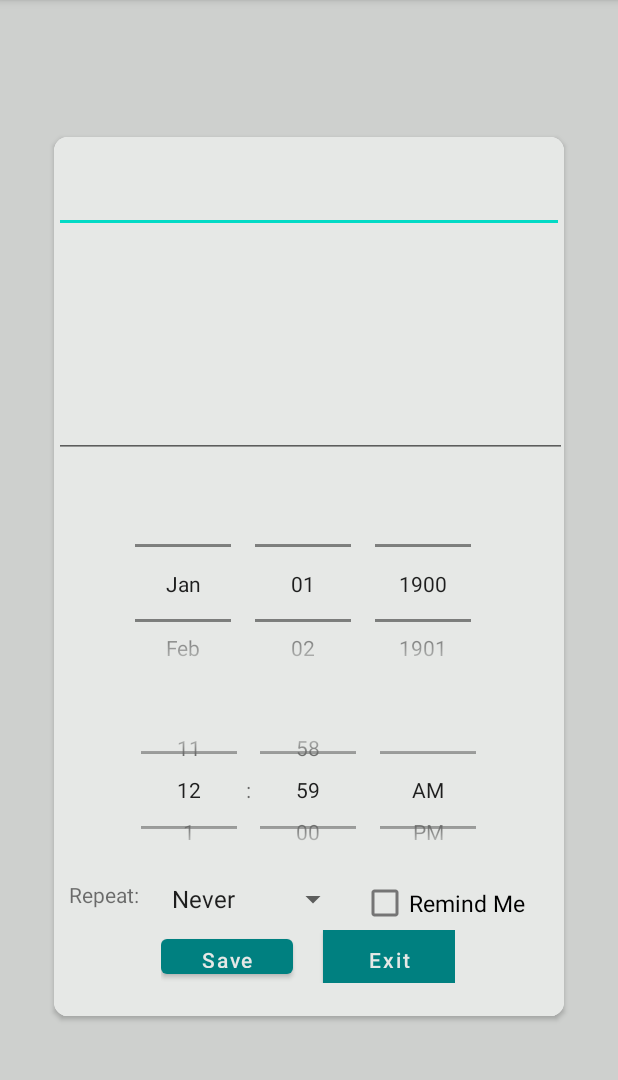
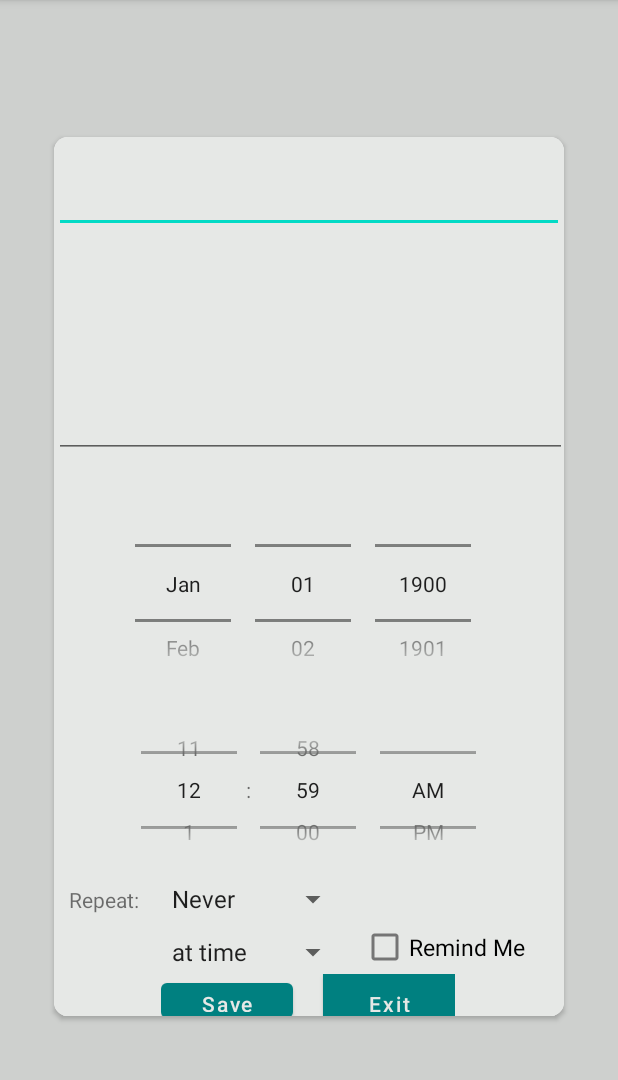
Before and after one commit to halishaah/COMP-380-L-Introduction-to-Software-Engineering, an Android app: the UpdateTodo screen opened directly, with no data from a screen before it, on a phone screen of 412 x 824 dp, the part 84-1164 px from its top. Run offline under Robolectric (Android 15) with nearby library versions, the phone set to English and light mode, and no system bars; 7 statements that could not run were skipped.

Commit message:
reminder before

```diff
--- a/app/src/main/java/com/example/todoapp/UpdateTodo.java
+++ b/app/src/main/java/com/example/todoapp/UpdateTodo.java
@@ -62,6 +62,13 @@ public class UpdateTodo extends AppCompatActivity {
         repeatSpinner.setAdapter(adapterRepeat);
 
 
+        //populates the spinner for reminder
+        Spinner reminderSpinner = findViewById(R.id.spinner2);
+        ArrayAdapter<CharSequence> adapterReminder = ArrayAdapter.createFromResource(this,R.array.reminder, android.R.layout.simple_spinner_item);
+        adapterReminder.setDropDownViewResource(android.R.layout.simple_spinner_dropdown_item);
+        reminderSpinner.setAdapter(adapterReminder);
+
+
         update_datePicker=findViewById(R.id.datePicker);
         btnExit = findViewById(R.id.btn_exit);
         btnSave = findViewById(R.id.btn_save);
@@ -87,6 +94,8 @@ public class UpdateTodo extends AppCompatActivity {
                 String desc = todo.getDescription();
                 String repeatSpinnerValue = repeatSpinner.getSelectedItem().toString();
 
+                String reminderSpinnerValue = reminderSpinner.getSelectedItem().toString();
+
                 //set calendar object to selected date and time
                 Calendar cUpdate = Calendar.getInstance();
                 cUpdate.set(Calendar.MONTH,update_datePicker.getMonth());
@@ -103,6 +112,21 @@ public class UpdateTodo extends AppCompatActivity {
                 if ((todo.checkTitle(title)==1) && (todo.checkDescription(desc)==1)) {
                     if (new Todo_Util(UpdateTodo.this).updateTodo(todo)) {
                         Toast.makeText(UpdateTodo.this, "Todo Updated", Toast.LENGTH_SHORT).show();
+
+                        //for 15 min, 30 min, and one day before
+                        if(reminderSpinnerValue.equals("15 Minutes Before")){
+                            cUpdate.add(Calendar.MINUTE,-15);
+                        }
+                        else if(reminderSpinnerValue.equals("30 Minutes Before")){
+                            cUpdate.add(Calendar.MINUTE,-30);
+                        }
+                        else if(reminderSpinnerValue.equals("One Day Before")){
+                            cUpdate.add(Calendar.DATE,-1);
+                        }
+                        else if(reminderSpinnerValue.equals("at time")){
+                            updateReminder(cUpdate, todo, checkbox2.isChecked());
+                        }
+
                         //update Reminder method
                         //check if repeating
                         if(repeatSpinnerValue.equals("Never")) {
--- a/app/src/main/res/layout/activity_update_todo.xml
+++ b/app/src/main/res/layout/activity_update_todo.xml
@@ -98,8 +98,18 @@
                 app:layout_constraintEnd_toEndOf="parent"
                 app:layout_constraintHorizontal_bias="0.91"
                 app:layout_constraintStart_toStartOf="parent"
-                app:layout_constraintTop_toBottomOf="@+id/timePicker2"
+                app:layout_constraintTop_toBottomOf="@+id/spinner1"
                 app:layout_constraintVertical_bias="0.0" />
+
+            <Spinner
+                android:id="@+id/spinner2"
+                android:layout_width="126dp"
+                android:layout_height="29dp"
+                android:layout_marginEnd="8dp"
+                app:layout_constraintBottom_toTopOf="@+id/btn_util"
+                app:layout_constraintEnd_toStartOf="@+id/checkBox2"
+                app:layout_constraintTop_toBottomOf="@+id/spinner1"
+                app:layout_constraintVertical_bias="1.0" />
 
             <LinearLayout
                 android:id="@+id/btn_util"
--- a/app/src/main/res/values/strings.xml
+++ b/app/src/main/res/values/strings.xml
@@ -6,4 +6,11 @@
         <item>Weekly</item>
         <item>Monthly</item>
     </string-array>
+
+    <string-array name="reminder">
+        <item>at time</item>
+        <item>15 Minutes Before</item>
+        <item>30 Minutes Before</item>
+        <item>One Day Before</item>
+    </string-array>
 </resources>
```
Also changed, not shown: app/src/main/java/com/example/todoapp/MainActivity.java (+21 -0 lines), app/src/main/res/layout/create_todo.xml (+12 -1 lines).
